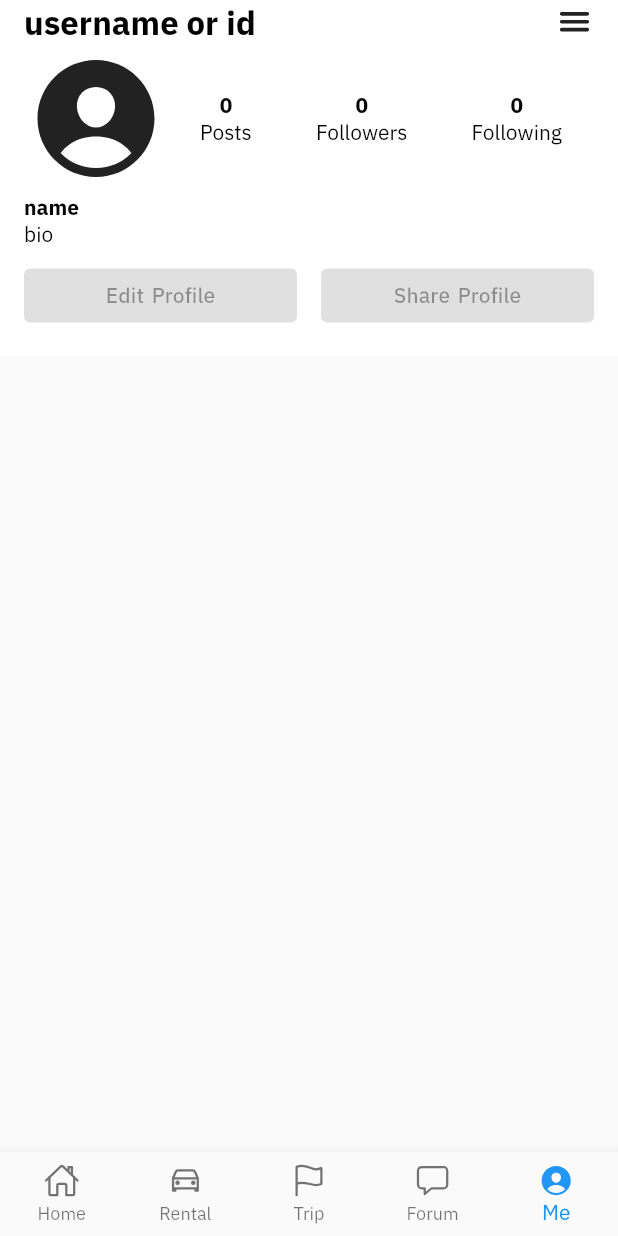
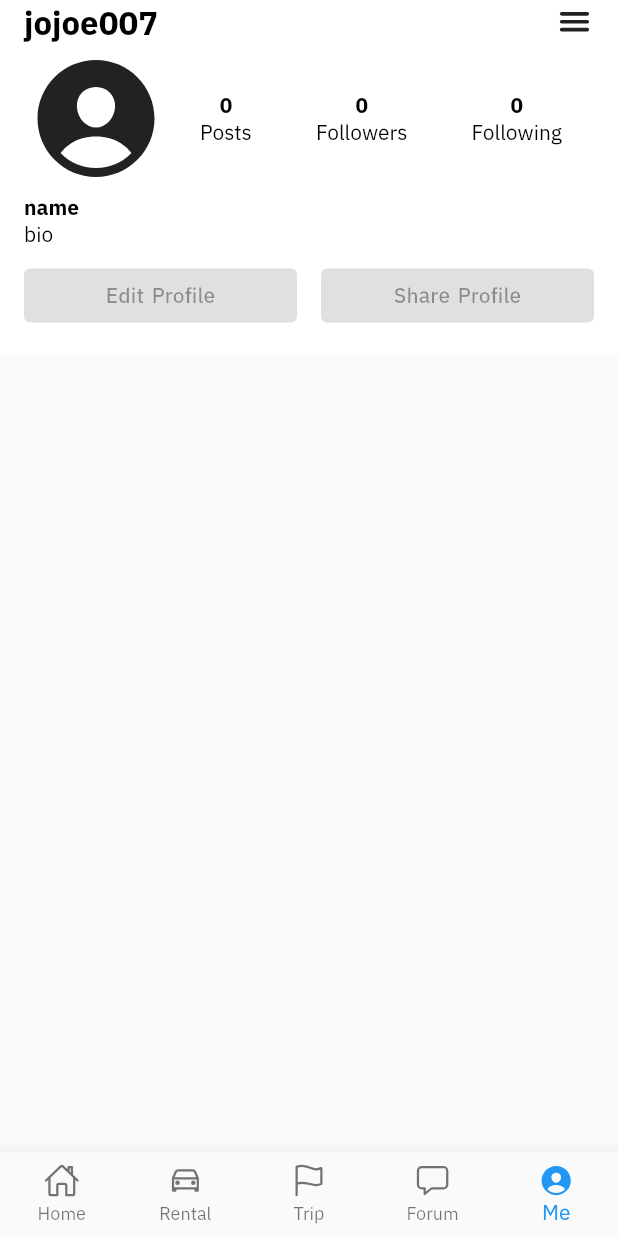
Before and after one commit to Jojoe007/plantrip-flutter, a Flutter app: the screen it shows after launch, item 5 of the bottom bar chosen, on a phone screen of 412 x 824 dp. Run offline on Flutter 3.47's test engine with Material 2 defaults, Android fonts, the phone set to English and light mode, and no system bars; our stand-ins replace ionicons, location; missing offline and left inert: apple_maps_flutter; network calls fail.

```diff
--- a/lib/routes.dart
+++ b/lib/routes.dart
@@ -3,11 +3,9 @@ import 'package:plantrip/screens/home/home_screen.dart';
 import 'package:plantrip/screens/main/main_screen.dart';
 import 'package:plantrip/screens/me/me_screen.dart';
 import 'package:plantrip/screens/search/search_screen.dart';
-import 'package:plantrip/screens/splash/splash_screen.dart';
 
 final Map<String, WidgetBuilder> routes = {
   MainScreen.routeName: (context) => const MainScreen(),
-  SplashScreen.routeName: (context) => const SplashScreen(),
   HomeScreen.routeName: (context) => const HomeScreen(),
   MeScreen.routeName: (context) => const MeScreen(),
   SearchScreen.routeName: (context) => const SearchScreen(),
--- a/lib/screens/home/components/home_header.dart
+++ b/lib/screens/home/components/home_header.dart
@@ -43,6 +43,7 @@ class HomeHeader extends StatelessWidget {
             )
           ],
         ),
-        ));
+      ),
+    );
   }
 }
--- a/lib/screens/home/home_screen.dart
+++ b/lib/screens/home/home_screen.dart
@@ -1,5 +1,4 @@
 import 'package:flutter/material.dart';
-import 'package:plantrip/utils/size_utils.dart';
 
 import 'components/home_body.dart';
 
@@ -10,7 +9,6 @@ class HomeScreen extends StatelessWidget {
 
   @override
   Widget build(BuildContext context) {
-    SizeUtils().init(context);
     return const Scaffold(
       body: HomeBody(),
     );
--- a/lib/screens/me/components/me_body.dart
+++ b/lib/screens/me/components/me_body.dart
@@ -1,8 +1,39 @@
+import 'dart:convert';
+
 import 'package:flutter/material.dart';
+import 'package:plantrip/models/User.dart';
 import 'package:plantrip/screens/me/components/me_header.dart';
 
-class MeBody extends StatelessWidget {
+import 'package:http/http.dart' as http;
+
+class MeBody extends StatefulWidget {
   const MeBody({Key? key}) : super(key: key);
+
+  @override
+  State<StatefulWidget> createState() {
+    return _MeBodyState();
+  }
+}
+
+class _MeBodyState extends State<MeBody> {
+  late Future<User> userFuture;
+
+  Future<User> getMe() async {
+    final response =
+        await http.get(Uri.parse("http://localhost:3000/jojoe007"));
+
+    if (response.statusCode == 200) {
+      return User.fromJson(jsonDecode(response.body));
+    }
+
+    throw Exception("Fail to load data");
+  }
+
+  @override
+  void initState() {
+    // userFuture = getMe();
+    super.initState();
+  }
 
   @override
   Widget build(BuildContext context) {
@@ -15,6 +46,7 @@ class MeBody extends StatelessWidget {
             child: SingleChildScrollView(),
           )
         ],
-        ));
+      ),
+    );
   }
 }
--- a/lib/screens/me/components/me_header.dart
+++ b/lib/screens/me/components/me_header.dart
@@ -19,7 +19,7 @@ class MeHeader extends StatelessWidget {
                 mainAxisAlignment: MainAxisAlignment.spaceBetween,
                 children: [
                   Text(
-                    "username or id",
+                    "jojoe007",
                     maxLines: 1,
                     style: TextStyle(
                       fontSize: 22,
--- a/lib/screens/search/components/search_body.dart
+++ b/lib/screens/search/components/search_body.dart
@@ -1,5 +1,4 @@
 import 'package:flutter/material.dart';
-import 'package:plantrip/screens/search/components/search_map.dart';
 
 class SearchBody extends StatelessWidget {
   const SearchBody({Key? key}) : super(key: key);
@@ -7,7 +6,7 @@ class SearchBody extends StatelessWidget {
   @override
   Widget build(BuildContext context) {
     return Container(
-      child: SearchMap(),
+      child: Text("Hello"),
     );
   }
 }
--- a/lib/themes/theme.dart
+++ b/lib/themes/theme.dart
@@ -6,12 +6,48 @@ ThemeData defualtTheme() {
     primaryColor: Colors.lightGreen,
     fontFamily: 'Anuphan',
     textTheme: const TextTheme(
-        displayLarge: TextStyle(fontSize: 57, fontWeight: FontWeight.bold),
-        displayMedium: TextStyle(fontSize: 45, fontWeight: FontWeight.bold),
+      displayLarge: TextStyle(
+        fontSize: 57,
+        wordSpacing: 1.6,
+        letterSpacing: 0,
+        fontWeight: FontWeight.bold,
+        height: 1.6,
+      ),
+      displayMedium: TextStyle(
+        fontSize: 45,
+        wordSpacing: 1.6,
+        letterSpacing: 0,
+        fontWeight: FontWeight.bold,
+        height: 1.4,
+      ),
       displaySmall: TextStyle(
         color: Colors.black,
         fontSize: 36,
-          fontWeight: FontWeight.w700,
+        wordSpacing: 1.6,
+        letterSpacing: 0,
+        fontWeight: FontWeight.bold,
+        height: 1.2,
+      ),
+      // Headline
+      headlineLarge: TextStyle(
+        fontSize: 32,
+        wordSpacing: 1.6,
+        letterSpacing: 0,
+        fontWeight: FontWeight.w400,
+      ),
+      headlineMedium: TextStyle(
+        fontSize: 28,
+        wordSpacing: 1.6,
+        letterSpacing: 0,
+        fontWeight: FontWeight.w400,
+        height: 1.4,
+      ),
+      headlineSmall: TextStyle(
+        fontSize: 24,
+        wordSpacing: 1.6,
+        letterSpacing: 0,
+        fontWeight: FontWeight.w400,
+        // height: 1,
       ),
       // Title
       titleLarge: TextStyle(
@@ -37,6 +73,7 @@ ThemeData defualtTheme() {
       //Lebel
 
       labelLarge: TextStyle(
+        color: Colors.black,
         fontSize: 14,
         wordSpacing: 1.6,
         letterSpacing: 0.1,
@@ -44,6 +81,7 @@ ThemeData defualtTheme() {
         height: 1.4,
       ),
       labelMedium: TextStyle(
+        color: Colors.black,
         fontSize: 12,
         wordSpacing: 1.6,
         letterSpacing: 0.5,
@@ -51,6 +89,7 @@ ThemeData defualtTheme() {
         height: 1.2,
       ),
       labelSmall: TextStyle(
+        color: Colors.black,
         fontSize: 11,
         wordSpacing: 1.6,
         letterSpacing: 0.4,
@@ -73,7 +112,10 @@ ThemeData defualtTheme() {
         wordSpacing: 1.6,
         letterSpacing: 0.4,
         fontWeight: FontWeight.w300,
-            overflow: TextOverflow.clip)),
+        overflow: TextOverflow.clip,
+      ),
+    ),
+    buttonTheme: ButtonThemeData(textTheme: ButtonTextTheme.accent),
   );
 }
 
--- a/pubspec.yaml
+++ b/pubspec.yaml
@@ -40,6 +40,10 @@ dependencies:
   latlong: ^0.6.1
   location: ^4.4.0
   apple_maps_flutter: ^1.2.0
+  http: ^0.13.5
+  pattern_formatter: ^2.0.0
+  provider: ^6.0.5
+  intl: ^0.17.0
 
 dev_dependencies:
   flutter_test:
```
Also changed, not shown: lib/components/nearme_attraction_card.dart (+2 -5 lines), lib/components/suggest_attraction_card.dart (+2 -5 lines), lib/models/User.dart (+8 -0 lines), lib/screens/home/components/category_menu.dart (+9 -10 lines), lib/screens/home/components/search_field.dart (+4 -3 lines), lib/screens/me/me_screen.dart (+4 -3 lines), lib/screens/splash/components/splash_body.dart (deleted, +0 -82 lines), lib/screens/splash/components/splash_content.dart (deleted, +0 -38 lines), lib/screens/splash/splash_screen.dart (deleted, +0 -18 lines), lib/screens/trip/components/trip_header.dart (+14 -5 lines), lib/utils/format/DateInputFormatter.dart (added, +40 -0 lines), lib/utils/size_utils.dart (deleted, +0 -30 lines), pubspec.lock, 1 other file. Lines whose indentation alone changed are shown as unchanged.
